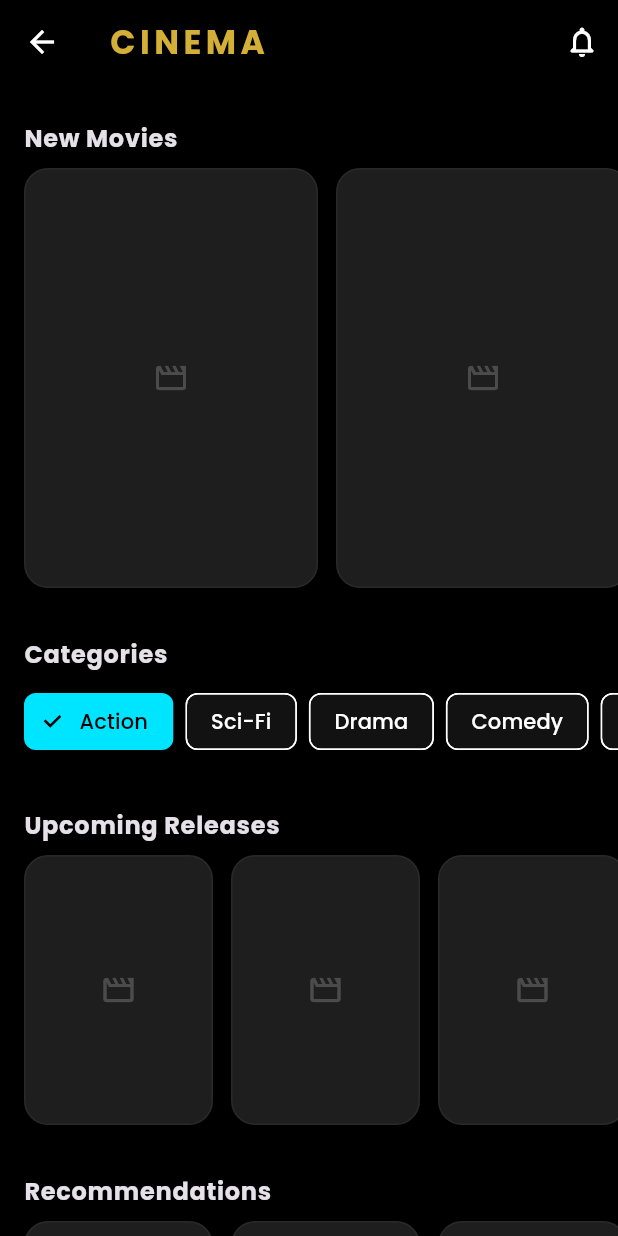
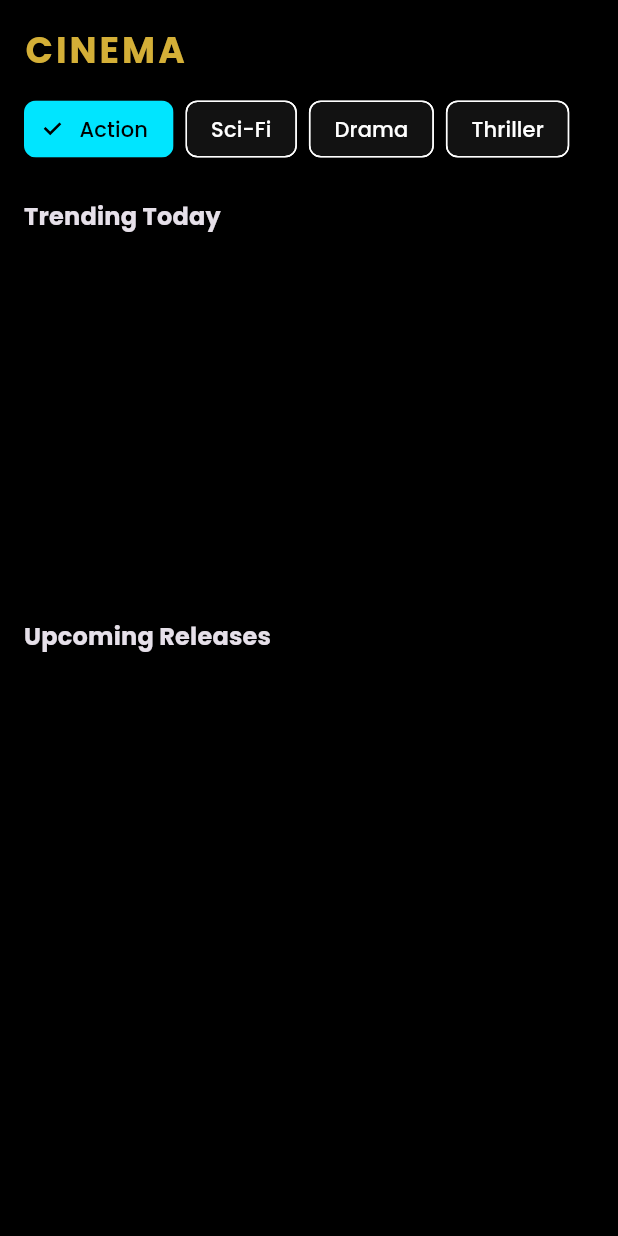
Before and after one commit to apollocked/My-Movie-App, a Flutter app: the HomePage screen opened directly, on a phone screen of 412 x 824 dp. Run offline on Flutter 3.47's test engine with Material 3 defaults, Android fonts, the phone set to English and light mode, and no system bars; our stand-ins replace cached_network_image, dio, flutter_dotenv, go_router, google_fonts, isar; accounts and stored records are empty; generated files the repository leaves out were written again.

Commit message:
Add : the Presentation Layer of the app

```diff
--- a/lib/features/movies/presentation/pages/home_page.dart
+++ b/lib/features/movies/presentation/pages/home_page.dart
@@ -1,4 +1,6 @@
 import 'package:flutter/material.dart';
+import '../widgets/movie_horizontal_list.dart';
+import '../widgets/category_selector.dart';
 
 class HomePage extends StatelessWidget {
   const HomePage({super.key});
@@ -7,120 +9,32 @@ class HomePage extends StatelessWidget {
   Widget build(BuildContext context) {
     return Scaffold(
       body: SafeArea(
-        child: CustomScrollView(
+        child: SingleChildScrollView(
           physics: const BouncingScrollPhysics(),
-          slivers: [
-            // Premium Minimal App Bar
-            SliverAppBar(
-              floating: true,
-              backgroundColor: Theme.of(context).scaffoldBackgroundColor,
-              title: Text(
-                'CINEMA',
-                style: Theme.of(context).textTheme.titleLarge?.copyWith(
-                      letterSpacing: 3,
-                      color: Theme.of(context).colorScheme.primary,
-                    ),
+          child: Column(
+            crossAxisAlignment: CrossAxisAlignment.start,
+            children: [
+              Padding(
+                padding: const EdgeInsets.all(16.0),
+                child: Text('CINEMA',
+                    style: TextStyle(
+                        fontSize: 24,
+                        fontWeight: FontWeight.bold,
+                        letterSpacing: 2,
+                        color: const Color(0xFFD4AF37))),
               ),
-              actions: [
-                IconButton(
-                  icon: const Icon(Icons.notifications_none_rounded),
-                  onPressed: () {},
-                ),
-              ],
-            ),
-
-            // Content Layout List
-            SliverToBoxAdapter(
-              child: Padding(
-                padding: const EdgeInsets.symmetric(vertical: 16.0),
-                child: Column(
-                  crossAxisAlignment: CrossAxisAlignment.start,
-                  children: [
-                    _buildSectionTitle(context, 'New Movies'),
-                    _buildPlaceholderCarousel(height: 280),
-                    const SizedBox(height: 24),
-                    _buildSectionTitle(context, 'Categories'),
-                    _buildCategoryChips(),
-                    const SizedBox(height: 24),
-                    _buildSectionTitle(context, 'Upcoming Releases'),
-                    _buildPlaceholderCarousel(height: 180),
-                    const SizedBox(height: 24),
-                    _buildSectionTitle(context, 'Recommendations'),
-                    _buildPlaceholderCarousel(height: 180),
-                  ],
-                ),
-              ),
-            ),
-          ],
+              const CategorySelector(
+                  categories: ['Action', 'Sci-Fi', 'Drama', 'Thriller']),
+              const SizedBox(height: 16),
+              // Passing dummy empty structures for layout verification before hooking up BLoC values
+              const MovieHorizontalList(title: 'Trending Today', movies: []),
+              const SizedBox(height: 16),
+              const MovieHorizontalList(
+                  title: 'Upcoming Releases', movies: [], cardHeight: 160),
+            ],
+          ),
         ),
       ),
     );
   }
-
-  Widget _buildSectionTitle(BuildContext context, String title) {
-    return Padding(
-      padding: const EdgeInsets.symmetric(horizontal: 16.0, vertical: 8.0),
-      child: Text(
-        title,
-        style: Theme.of(context).textTheme.titleMedium?.copyWith(
-              fontWeight: FontWeight.bold,
-              letterSpacing: 0.5,
-            ),
-      ),
-    );
-  }
-
-  Widget _buildPlaceholderCarousel({required double height}) {
-    return SizedBox(
-      height: height,
-      child: ListView.builder(
-        padding: const EdgeInsets.only(left: 16),
-        scrollDirection: Axis.horizontal,
-        physics: const BouncingScrollPhysics(),
-        itemCount: 5,
-        itemBuilder: (context, index) {
-          return Container(
-            width: height * 0.7,
-            margin: const EdgeInsets.only(right: 12),
-            decoration: BoxDecoration(
-              color: Theme.of(context).cardTheme.color,
-              borderRadius: BorderRadius.circular(16),
-              border: Border.all(
-                color: Colors.white.withOpacity(0.05),
-              ),
-            ),
-            child: Center(
-              child: Icon(
-                Icons.movie_creation_outlined,
-                color: Colors.white.withOpacity(0.2),
-              ),
-            ),
-          );
-        },
-      ),
-    );
-  }
-
-  Widget _buildCategoryChips() {
-    final categories = ['Action', 'Sci-Fi', 'Drama', 'Comedy', 'Horror'];
-    return SizedBox(
-      height: 50,
-      child: ListView.builder(
-        padding: const EdgeInsets.only(left: 16, top: 4, bottom: 4),
-        scrollDirection: Axis.horizontal,
-        physics: const BouncingScrollPhysics(),
-        itemCount: categories.length,
-        itemBuilder: (context, index) {
-          return Padding(
-            padding: const EdgeInsets.only(right: 8.0),
-            child: ChoiceChip(
-              label: Text(categories[index]),
-              selected: index == 0,
-              onSelected: (_) {},
-            ),
-          );
-        },
-      ),
-    );
-  }
 }
--- /dev/null
+++ b/lib/features/movies/presentation/widgets/category_selector.dart
@@ -0,0 +1,28 @@
+import 'package:flutter/material.dart';
+
+class CategorySelector extends StatelessWidget {
+  final List<String> categories;
+  const CategorySelector({super.key, required this.categories});
+
+  @override
+  Widget build(BuildContext context) {
+    return SizedBox(
+      height: 40,
+      child: ListView.builder(
+        padding: const EdgeInsets.only(left: 16),
+        scrollDirection: Axis.horizontal,
+        itemCount: categories.length,
+        itemBuilder: (context, index) {
+          return Padding(
+            padding: const EdgeInsets.only(right: 8.0),
+            child: ChoiceChip(
+              label: Text(categories[index]),
+              selected: index == 0,
+              onSelected: (_) {},
+            ),
+          );
+        },
+      ),
+    );
+  }
+}
--- /dev/null
+++ b/lib/features/movies/presentation/widgets/movie_horizontal_list.dart
@@ -0,0 +1,44 @@
+import 'package:flutter/material.dart';
+import '../../domain/entities/movie.dart';
+import 'movie_poster_card.dart';
+
+class MovieHorizontalList extends StatelessWidget {
+  final String title;
+  final List<Movie> movies;
+  final double cardHeight;
+
+  const MovieHorizontalList({
+    super.key,
+    required this.title,
+    required this.movies,
+    this.cardHeight = 220,
+  });
+
+  @override
+  Widget build(BuildContext context) {
+    return Column(
+      crossAxisAlignment: CrossAxisAlignment.start,
+      children: [
+        Padding(
+          padding: const EdgeInsets.symmetric(horizontal: 16.0, vertical: 10),
+          child: Text(title,
+              style: Theme.of(context)
+                  .textTheme
+                  .titleMedium
+                  ?.copyWith(fontWeight: FontWeight.bold)),
+        ),
+        SizedBox(
+          height: cardHeight,
+          child: ListView.builder(
+            padding: const EdgeInsets.only(left: 16),
+            scrollDirection: Axis.horizontal,
+            physics: const BouncingScrollPhysics(),
+            itemCount: movies.length,
+            itemBuilder: (context, index) =>
+                MoviePosterCard(movie: movies[index], height: cardHeight),
+          ),
+        ),
+      ],
+    );
+  }
+}
```
Also changed, not shown: lib/features/movies/data/repositories/movie_repository_impl.dart (+18 -0 lines), lib/features/movies/presentation/pages/movie_detail_page.dart (added, +57 -0 lines), lib/features/movies/presentation/pages/profile_page.dart (added, +33 -0 lines), lib/features/movies/presentation/pages/search_page.dart (added, +35 -0 lines), lib/features/movies/presentation/pages/settings_page.dart (added, +29 -0 lines), lib/features/movies/presentation/widgets/movie_poster_card.dart (added, +35 -0 lines).
